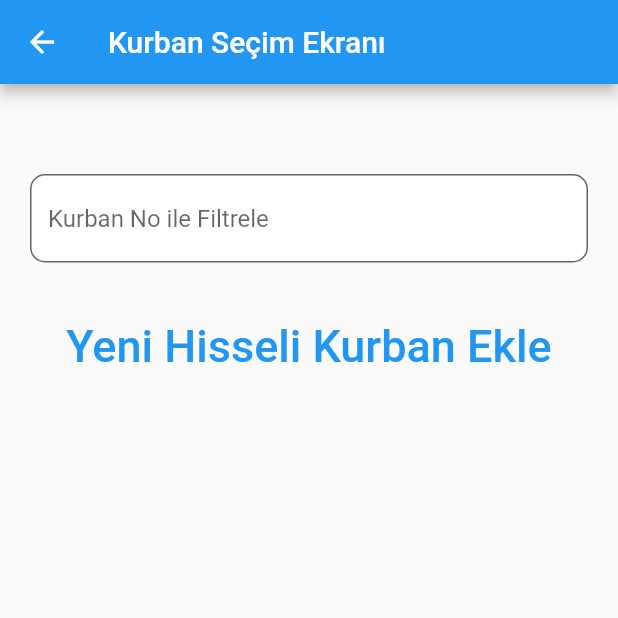
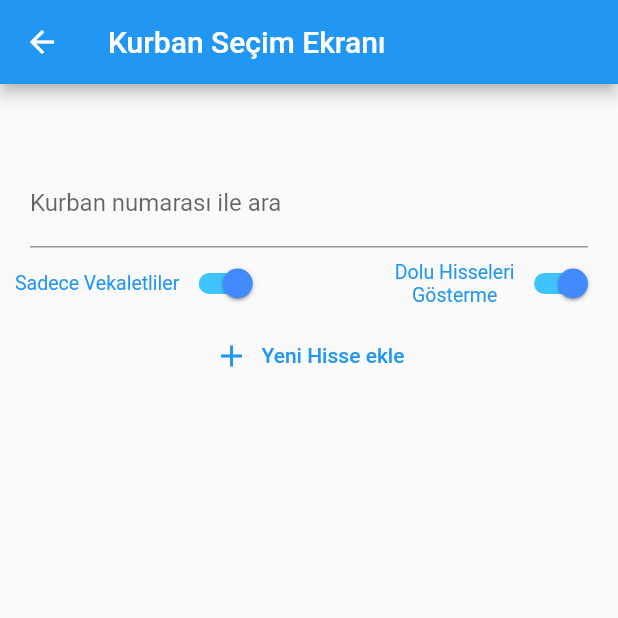
Before and after one commit to ahmettyildirim/gazi, a Flutter app: the HisseKurbanSelect screen opened directly, on a phone screen of 412 x 824 dp, the top half of it. Run offline on Flutter 3.47's test engine with Material 2 defaults, Android fonts, the light colour scheme and no system bars; our stand-ins replace cloud_firestore, firebase_auth, firebase_core, firebase_database, mask_text_input_formatter; accounts and stored records are empty.

Commit message:
hisse sayfası güncelleme

```diff
--- a/lib/pages/kurbanlar.dart
+++ b/lib/pages/kurbanlar.dart
@@ -1,10 +1,7 @@
 import 'package:cloud_firestore/cloud_firestore.dart';
-import 'package:firebase_database/firebase_database.dart';
 import 'package:flutter/material.dart';
 import 'package:gazi_app/common/data_repository.dart';
-import 'package:gazi_app/model/customer.dart';
 import 'package:gazi_app/model/hisse_kurban.dart';
-import 'package:gazi_app/pages/add_customer.dart';
 import 'package:gazi_app/pages/add_kurban.dart';
 
 class KurbanPage extends StatefulWidget {
@@ -22,16 +19,9 @@ class KurbanPage extends StatefulWidget {
 var _repositoryInstance = DataRepository.instance;
 
 class _KurbanPageState extends State<KurbanPage> {
-  @override
-  void initState() {
-    super.initState();
-  }
-
-  @override
-  Widget build(BuildContext context) {
   final _nameController = TextEditingController();
+  bool isSwitched = true;
   String _searchText = "";
-
   @override
   void initState() {
     super.initState();
@@ -48,33 +38,86 @@ class _KurbanPageState extends State<KurbanPage> {
     });
   }
 
+  @override
+  Widget build(BuildContext context) {
     return Padding(
       padding: const EdgeInsets.all(10.0),
       child: Column(
+        mainAxisSize: MainAxisSize.min,
         children: [
           Padding(
             padding:
-                EdgeInsets.only(top: 50.0, left: 10.0, right: 10.0, bottom: 30),
+                EdgeInsets.only(top: 40.0, left: 10.0, right: 10.0, bottom: 0),
             child: TextField(
+              keyboardType:
+                  TextInputType.numberWithOptions(decimal: true, signed: true),
               controller: _nameController,
-              keyboardType: TextInputType.text,
-              decoration: InputDecoration(
-                  hintText: "Kurban No ile Filtrele",
-                  filled: true,
-                  fillColor: Colors.white,
-                  border: OutlineInputBorder(
-                      borderRadius: BorderRadius.all(Radius.circular(10.0)))),
+              decoration:
+                  InputDecoration(labelText: "Kurban numarası ile ara "),
             ),
           ),
-          TextButton(
+          Row(
+            mainAxisAlignment: MainAxisAlignment.spaceBetween,
+            children: [
+              Row(
+                mainAxisAlignment: MainAxisAlignment.start,
+                children: [
+                  Text("Sadece Vekaletliler",
+                      style: TextStyle(
+                          fontSize: 13,
+                          color: Colors.blue,
+                          overflow: TextOverflow.visible),
+                      textAlign: TextAlign.center),
+                  Switch(
+                    value: isSwitched,
+                    onChanged: (value) {
+                      setState(() {
+                        isSwitched = value;
+                      });
+                    },
+                    activeTrackColor: Colors.lightBlueAccent,
+                    activeColor: Colors.blueAccent,
+                  ),
+                ],
+              ),
+              Row(
+                mainAxisAlignment: MainAxisAlignment.end,
+                children: [
+                  Text("Dolu Hisseleri\nGösterme",
+                      style: TextStyle(
+                          fontSize: 13,
+                          color: Colors.blue,
+                          overflow: TextOverflow.visible),
+                      textAlign: TextAlign.center),
+                  Switch(
+                    value: isSwitched,
+                    onChanged: (value) {
+                      setState(() {
+                        isSwitched = value;
+                      });
+                    },
+                    activeTrackColor: Colors.lightBlueAccent,
+                    activeColor: Colors.blueAccent,
+                  ),
+                ],
+              )
+            ],
+          ),
+          Row(
+            mainAxisAlignment: MainAxisAlignment.center,
+            children: [
+              TextButton.icon(
                   onPressed: () {
                     Navigator.push(context,
                         MaterialPageRoute(builder: (context) => AddKurban()));
+                    setState(() {
+                      // filterModel = val;
+                    });
                   },
-              child: Text(
-                "Yeni Hisseli Kurban Ekle",
-                style: TextStyle(fontSize: 30),
-              )),
+                  icon: Icon(Icons.add),
+                  label: Text("Yeni Hisse ekle")),
+            ],
+          ),
           Expanded(
             child: StreamBuilder<QuerySnapshot<Map<String, dynamic>>>(
               stream: _repositoryInstance.getAllItems(
--- a/lib/pages/sales.dart
+++ b/lib/pages/sales.dart
@@ -29,12 +29,10 @@ String getImagePath(int index) {
 class _SalesListState extends State<SalesList> {
   final _nameController = TextEditingController();
   String _searchText = "";
-  bool _tip1 = true;
   FilterModel filterModel = new FilterModel();
   @override
   void initState() {
     super.initState();
-    _tip1 = false;
     _nameController.addListener(() {
       if (_nameController.text.isEmpty) {
         setState(() {
@@ -201,7 +199,8 @@ class _SalesListState extends State<SalesList> {
         children: [
           //
           Padding(
-            padding: EdgeInsets.only(top: 40, bottom: 0, left: 10, right: 10),
+            padding:
+                EdgeInsets.only(top: 40.0, left: 10.0, right: 10.0, bottom: 0),
             child: TextField(
               keyboardType:
                   TextInputType.numberWithOptions(decimal: true, signed: true),
```
Lines whose indentation alone changed are shown as unchanged.
